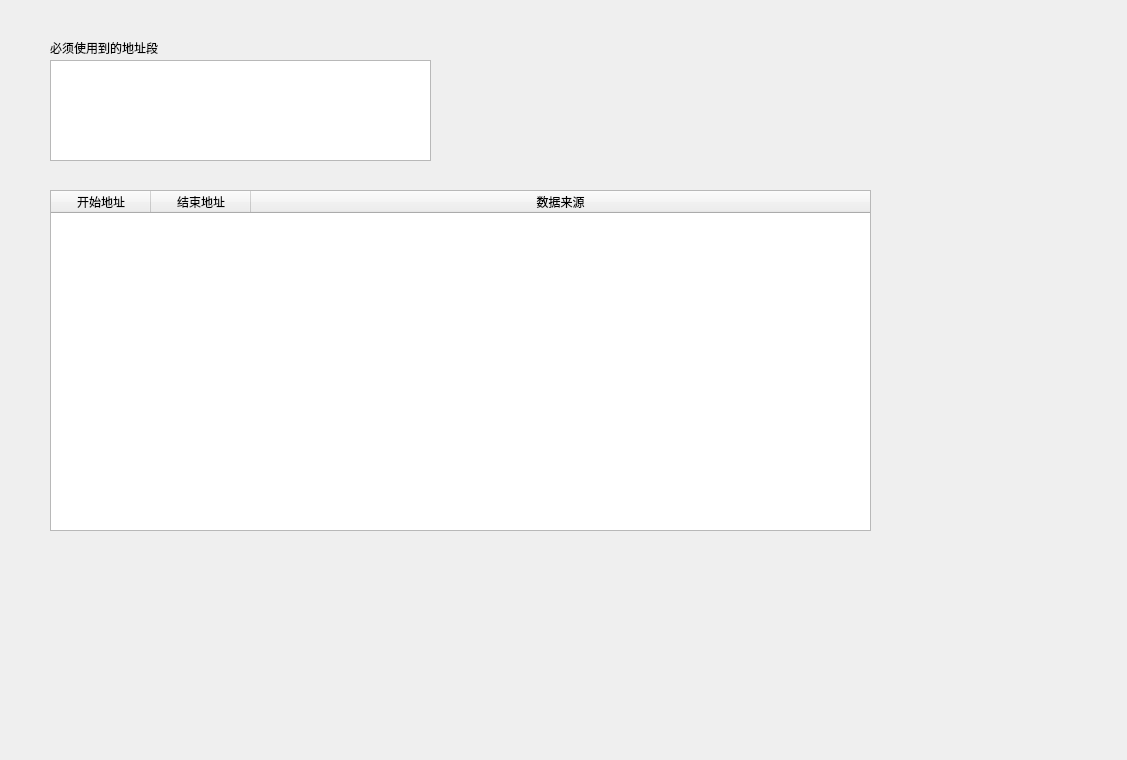
This is OTP_Guide_Auto_Create/ChecksumConfigurate_ui.ui in OliverZhangMin/OTP_Guide as Qt 5 draws it before an edit. The edited form follows.
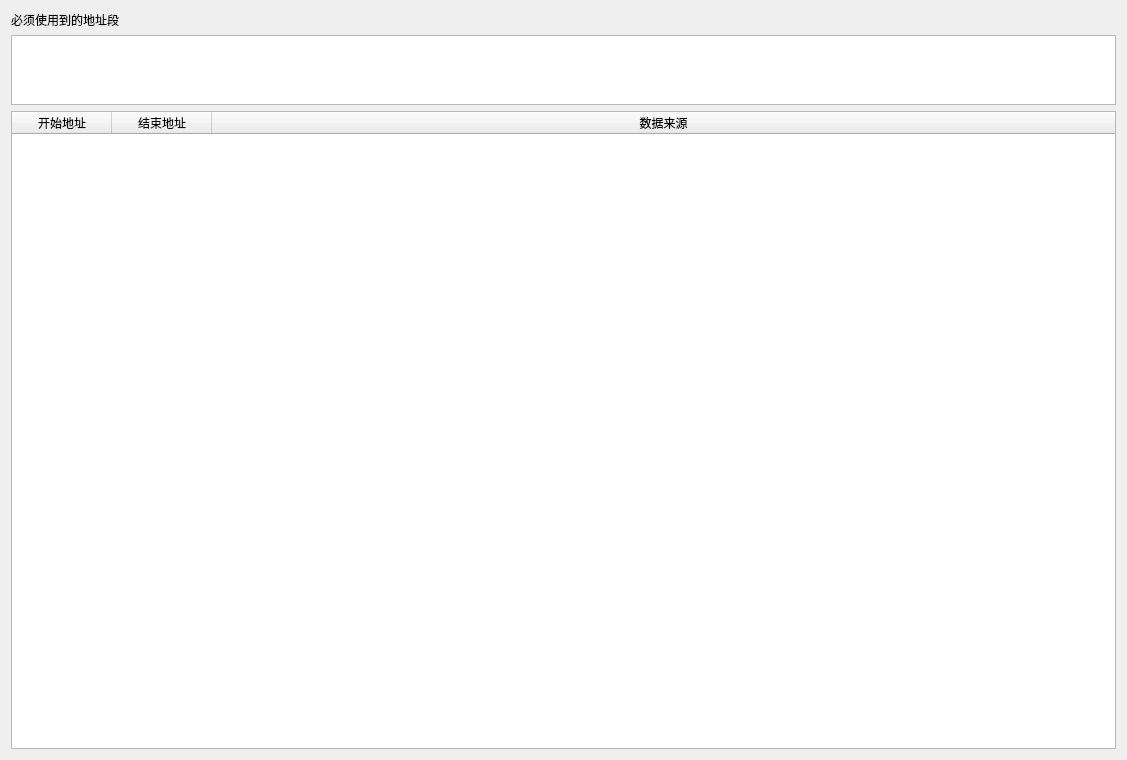
This is the edited form.

```diff
--- a/OTP_Guide_Auto_Create/ChecksumConfigurate_ui.ui
+++ b/OTP_Guide_Auto_Create/ChecksumConfigurate_ui.ui
@@ -13,41 +13,29 @@
   <property name="windowTitle">
    <string>ChecksumConfigurate_ui</string>
   </property>
-  <widget class="QTextEdit" name="m_textEditMustUsedChecksumAddrs">
-   <property name="geometry">
-    <rect>
-     <x>50</x>
-     <y>60</y>
-     <width>381</width>
-     <height>101</height>
-    </rect>
-   </property>
-   <property name="readOnly">
-    <bool>true</bool>
-   </property>
-  </widget>
+  <layout class="QVBoxLayout" name="verticalLayout">
+   <item>
   <widget class="QLabel" name="label">
-   <property name="geometry">
-    <rect>
-     <x>50</x>
-     <y>40</y>
-     <width>161</width>
-     <height>16</height>
-    </rect>
-   </property>
    <property name="text">
     <string>必须使用到的地址段</string>
    </property>
   </widget>
+   </item>
+   <item>
+    <widget class="QTextEdit" name="m_textEditMustUsedChecksumAddrs">
+     <property name="maximumSize">
+      <size>
+       <width>16777215</width>
+       <height>70</height>
+      </size>
+     </property>
+     <property name="readOnly">
+      <bool>true</bool>
+     </property>
+    </widget>
+   </item>
+   <item>
   <widget class="QTableWidget" name="m_tableWidgetChecksumDataSource">
-   <property name="geometry">
-    <rect>
-     <x>50</x>
-     <y>190</y>
-     <width>821</width>
-     <height>341</height>
-    </rect>
-   </property>
    <attribute name="horizontalHeaderStretchLastSection">
     <bool>true</bool>
    </attribute>
@@ -67,6 +55,8 @@
     </property>
    </column>
   </widget>
+   </item>
+  </layout>
  </widget>
  <layoutdefault spacing="6" margin="11"/>
  <resources/>
```
Left out of the diff: 22 changed lines with no effect on the pictures. Lines whose indentation alone changed are shown as unchanged.
